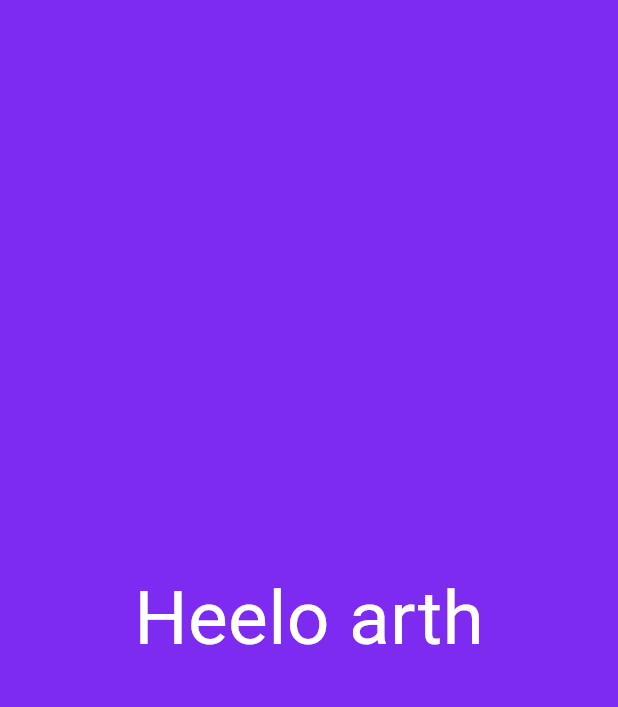
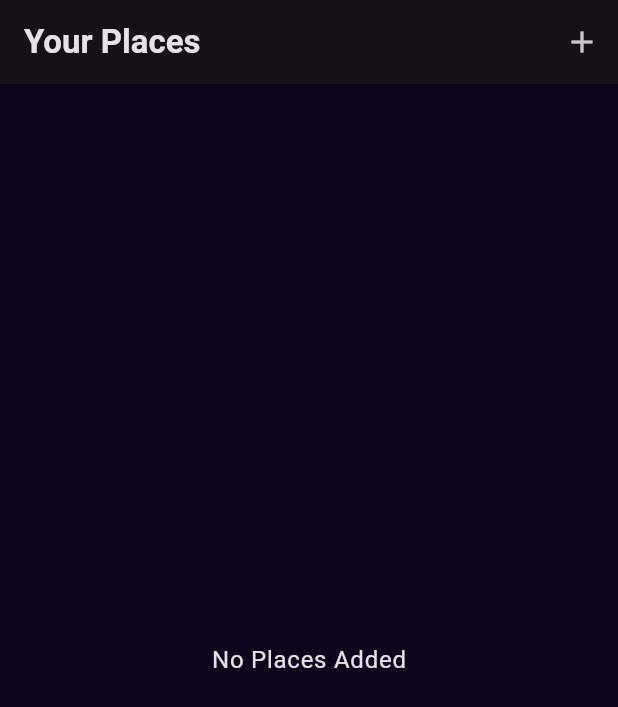
Before and after one commit to DhruvikPrj/favourite_place, a Flutter app: the screen it shows after launch, on a phone screen of 412 x 824 dp. Shown: the top 707 px of the screen. Run offline on Flutter 3.47's test engine with Material 3 defaults, Android fonts, the phone set to English and light mode, and no system bars; our stand-ins replace flutter_riverpod, google_fonts, image_picker.

```diff
--- a/lib/main.dart
+++ b/lib/main.dart
@@ -1,15 +1,16 @@
+import 'package:favourite_place/screens/places.dart';
 import 'package:flutter/material.dart';
+import 'package:flutter_riverpod/flutter_riverpod.dart';
 
 import 'package:google_fonts/google_fonts.dart';
 
 final colorScheme = ColorScheme.fromSeed(
   brightness: Brightness.dark,
   seedColor: const Color.fromARGB(255, 102, 6, 247),
-  background: Color.fromARGB(255, 125, 43, 240),
+  background: const Color.fromARGB(255, 13, 3, 27),
 );
 
 final theme = ThemeData().copyWith(
-  useMaterial3: true,
   scaffoldBackgroundColor: colorScheme.background,
   colorScheme: colorScheme,
   textTheme: GoogleFonts.ubuntuCondensedTextTheme().copyWith(
@@ -27,12 +28,12 @@ final theme = ThemeData().copyWith(
 
 void main() {
   runApp(
-    const MyApp(),
+    ProviderScope(child: const MyApp()),
   );
 }
 
 class MyApp extends StatelessWidget {
-  const MyApp({Key? key}) : super(key: key);
+  const MyApp({super.key});
 
   @override
   Widget build(BuildContext context) {
@@ -40,28 +41,28 @@ class MyApp extends StatelessWidget {
       debugShowCheckedModeBanner: false,
       title: 'Great Places',
       theme: theme,
-      home: Screen(),
+      home: const PlacesScreen(),
     );
   }
 }
 
-class Screen extends StatefulWidget {
-  const Screen({super.key});
+// class Screen extends StatefulWidget {
+//   const Screen({super.key});
 
-  @override
-  State<Screen> createState() => _ScreenState();
-}
+//   @override
+//   State<Screen> createState() => _ScreenState();
+// }
 
-class _ScreenState extends State<Screen> {
-  @override
-  Widget build(BuildContext context) {
-    return const Scaffold(
-      body: Center(
-        child: Text(
-          "Heelo arth",
-          style: TextStyle(color: Colors.white, fontSize: 50),
-        ),
-      ),
-    );
-  }
-}
+// class _ScreenState extends State<Screen> {
+//   @override
+//   Widget build(BuildContext context) {
+//     return const Scaffold(
+//       body: Center(
+//         child: Text(
+//           "Heelo arth",
+//           style: TextStyle(color: Colors.white, fontSize: 50),
+//         ),
+//       ),
+//     );
+//   }
+// }
--- /dev/null
+++ b/lib/models/place.dart
@@ -0,0 +1,11 @@
+import 'package:uuid/uuid.dart';
+//This package can efficiently generate all the unique IDs you need in your Flutter app
+
+const uuid = Uuid();
+
+class Place {
+  Place({required this.title}) : id = uuid.v4();
+
+  final String id;
+  final String title;
+}
--- /dev/null
+++ b/lib/providers/user_places.dart
@@ -0,0 +1,15 @@
+import 'package:favourite_place/models/place.dart';
+import 'package:flutter_riverpod/flutter_riverpod.dart';
+
+class UserPlacesNotifier extends StateNotifier<List<Place>> {
+  UserPlacesNotifier() : super(const []);
+
+  void addPlace(String title) {
+    final newPlace = Place(title: title);
+    state = [newPlace, ...state];
+  }
+}
+
+final userPlacesProvider =
+    StateNotifierProvider<UserPlacesNotifier, List<Place>>(
+        (ref) => UserPlacesNotifier());
--- a/lib/screen.dart
+++ /dev/null
@@ -1 +0,0 @@
-import 'package:flutter/material.dart';
--- /dev/null
+++ b/lib/screens/places.dart
@@ -0,0 +1,32 @@
+import 'package:favourite_place/providers/user_places.dart';
+import 'package:favourite_place/screens/add_place.dart';
+import 'package:favourite_place/widgets/places_list.dart';
+import 'package:flutter/material.dart';
+import 'package:flutter_riverpod/flutter_riverpod.dart';
+
+class PlacesScreen extends ConsumerWidget {
+  const PlacesScreen({super.key});
+
+  @override
+  Widget build(BuildContext context, WidgetRef ref) {
+    final userPlace = ref.watch(userPlacesProvider);
+    return Scaffold(
+      appBar: AppBar(
+        title: const Text("Your Places"),
+        actions: [
+          IconButton(
+            onPressed: () {
+              Navigator.push(
+                  context,
+                  MaterialPageRoute(
+                    builder: (context) => const AddPlaceScreen(),
+                  ));
+            },
+            icon: const Icon(Icons.add),
+          ),
+        ],
+      ),
+      body: PlacesList(places: userPlace),
+    );
+  }
+}
--- /dev/null
+++ b/lib/widgets/places_list.dart
@@ -0,0 +1,44 @@
+import 'package:favourite_place/models/place.dart';
+import 'package:favourite_place/screens/place_detail.dart';
+import 'package:flutter/material.dart';
+
+class PlacesList extends StatelessWidget {
+  const PlacesList({super.key, required this.places});
+
+  final List<Place> places;
+
+  @override
+  Widget build(BuildContext context) {
+    if (places.isEmpty) {
+      return Center(
+        child: Text(
+          "No Places Added",
+          style: Theme.of(context)
+              .textTheme
+              .bodyLarge!
+              .copyWith(color: Theme.of(context).colorScheme.onBackground),
+        ),
+      );
+    }
+
+    return ListView.builder(
+      itemCount: places.length,
+      itemBuilder: (context, index) {
+        return ListTile(
+          title: Text(
+            places[index].title,
+            style: Theme.of(context)
+                .textTheme
+                .titleMedium!
+                .copyWith(color: Theme.of(context).colorScheme.onBackground),
+          ),
+          onTap: () {
+            Navigator.of(context).push(MaterialPageRoute(
+              builder: (context) => PlaceDetailScreen(place: places[index]),
+            ));
+          },
+        );
+      },
+    );
+  }
+}
--- a/pubspec.yaml
+++ b/pubspec.yaml
@@ -36,6 +36,9 @@ dependencies:
   # Use with the CupertinoIcons class for iOS style icons.
   cupertino_icons: ^1.0.6
   google_fonts: ^6.1.0
+  uuid: ^4.3.3
+  flutter_riverpod: ^2.4.10
+  image_picker: ^1.0.7
 
 dev_dependencies:
   flutter_test:
```
Also changed, not shown: lib/screens/add_place.dart (added, +69 -0 lines), lib/screens/place_detail.dart (added, +26 -0 lines), lib/widgets/image_input.dart (added, +67 -0 lines), 1 other file.
